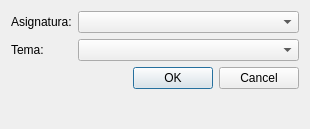
FLiamTech/askme, file cuestionarioform.ui: the form before one commit.
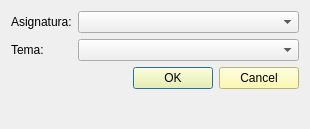
The form after the commit.

Patch:
```diff
--- a/cuestionarioform.ui
+++ b/cuestionarioform.ui
@@ -36,6 +36,11 @@
    </item>
    <item row="2" column="1">
     <widget class="QDialogButtonBox" name="buttonBox">
+     <property name="styleSheet">
+      <string notr="true">background-color: rgb(255, 252, 152);
+color: rgb(0, 0, 0);
+font: 700 italic 9pt &quot;Segoe UI&quot;;</string>
+     </property>
      <property name="standardButtons">
       <set>QDialogButtonBox::Cancel|QDialogButtonBox::Ok</set>
      </property>
```
